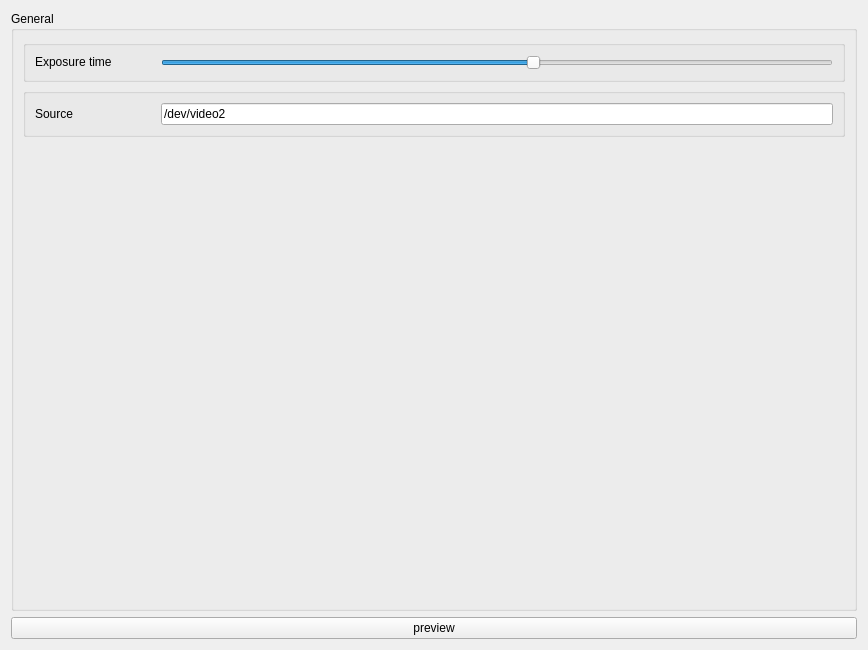
pyIVLS/pyIVLS, file plugins/VenusUSB2/camera_settingsWidget.ui: the form before one commit.
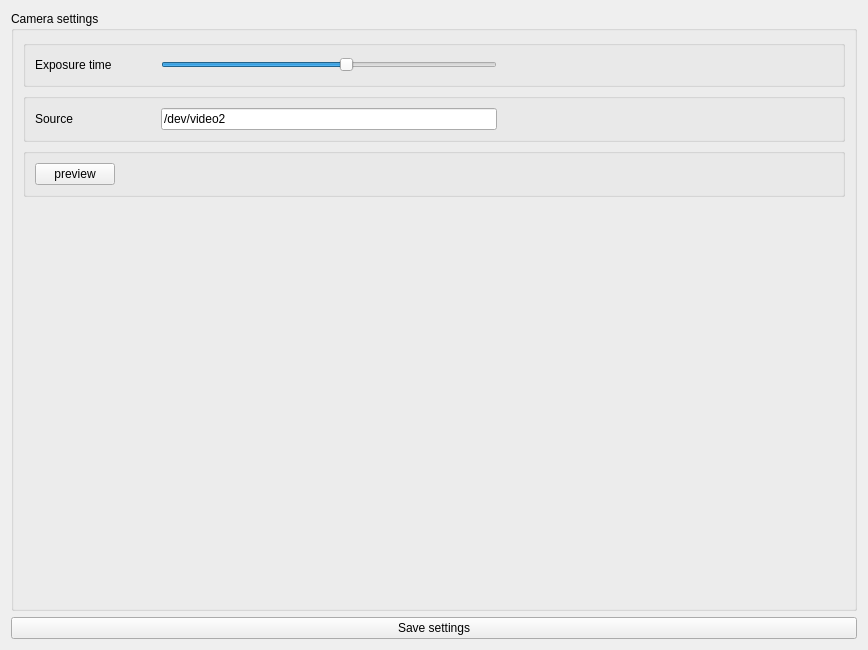
The form after the commit.

Commit message: Adding settings parser to camera

What changed in the file:
```diff
--- a/plugins/VenusUSB2/camera_settingsWidget.ui
+++ b/plugins/VenusUSB2/camera_settingsWidget.ui
@@ -20,17 +20,17 @@
    <string>Venus USB2.0 camera settings</string>
   </property>
   <layout class="QGridLayout" name="gridLayout">
-   <item row="1" column="0">
-    <widget class="QPushButton" name="previewButton">
+   <item row="2" column="0">
+    <widget class="QPushButton" name="pushButton">
      <property name="text">
-      <string>preview</string>
+      <string>Save settings</string>
      </property>
     </widget>
    </item>
    <item row="0" column="0">
     <widget class="QGroupBox" name="groupBox_general">
      <property name="title">
-      <string>General</string>
+      <string>Camera settings</string>
      </property>
      <layout class="QVBoxLayout" name="verticalLayout">
       <item>
@@ -77,6 +77,19 @@
            </property>
           </widget>
          </item>
+         <item>
+          <spacer name="horizontalSpacer">
+           <property name="orientation">
+            <enum>Qt::Horizontal</enum>
+           </property>
+           <property name="sizeHint" stdset="0">
+            <size>
+             <width>40</width>
+             <height>20</height>
+            </size>
+           </property>
+          </spacer>
+         </item>
         </layout>
        </widget>
       </item>
@@ -111,6 +124,48 @@
             <string>/dev/video2</string>
            </property>
           </widget>
+         </item>
+         <item>
+          <spacer name="horizontalSpacer_2">
+           <property name="orientation">
+            <enum>Qt::Horizontal</enum>
+           </property>
+           <property name="sizeHint" stdset="0">
+            <size>
+             <width>40</width>
+             <height>20</height>
+            </size>
+           </property>
+          </spacer>
+         </item>
+        </layout>
+       </widget>
+      </item>
+      <item>
+       <widget class="QGroupBox" name="groupBox">
+        <property name="title">
+         <string/>
+        </property>
+        <layout class="QHBoxLayout" name="horizontalLayout_3">
+         <item>
+          <widget class="QPushButton" name="previewButton">
+           <property name="text">
+            <string>preview</string>
+           </property>
+          </widget>
+         </item>
+         <item>
+          <spacer name="horizontalSpacer_3">
+           <property name="orientation">
+            <enum>Qt::Horizontal</enum>
+           </property>
+           <property name="sizeHint" stdset="0">
+            <size>
+             <width>713</width>
+             <height>20</height>
+            </size>
+           </property>
+          </spacer>
          </item>
         </layout>
        </widget>
```
The commit also changes 7 other files.
